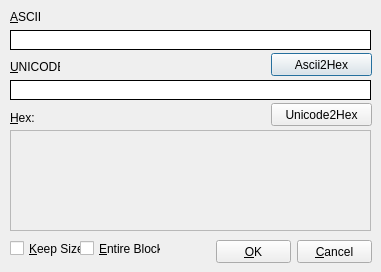
First picture: the form in src/gui/Src/Gui/HexEditDialog.ui, repository x64dbg/x64dbg, before the edit.
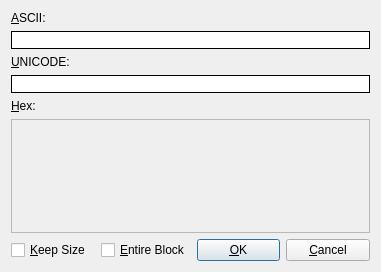
Second picture: the form after the edit. Icons and pictures are not drawn. Custom widgets are drawn as their Qt base class.

Commit message: GUI: removed redundant buttons from HexEditDialog

What changed in the file:
```diff
--- a/src/gui/Src/Gui/HexEditDialog.ui
+++ b/src/gui/Src/Gui/HexEditDialog.ui
@@ -17,205 +17,121 @@
    <iconset resource="../../resource.qrc">
     <normaloff>:/icons/images/document-binary.png</normaloff>:/icons/images/document-binary.png</iconset>
   </property>
-  <widget class="QScrollArea" name="scrollArea">
-   <property name="geometry">
-    <rect>
-     <x>10</x>
-     <y>130</y>
-     <width>361</width>
-     <height>101</height>
-    </rect>
-   </property>
-   <property name="focusPolicy">
-    <enum>Qt::NoFocus</enum>
-   </property>
-   <property name="widgetResizable">
-    <bool>true</bool>
-   </property>
-   <property name="alignment">
-    <set>Qt::AlignCenter</set>
-   </property>
-   <widget class="QWidget" name="scrollAreaWidgetContents">
-    <property name="geometry">
-     <rect>
-      <x>0</x>
-      <y>0</y>
-      <width>359</width>
-      <height>99</height>
-     </rect>
-    </property>
-   </widget>
-  </widget>
-  <widget class="HexLineEdit" name="lineEditUnicode">
-   <property name="geometry">
-    <rect>
-     <x>10</x>
-     <y>80</y>
-     <width>361</width>
-     <height>20</height>
-    </rect>
-   </property>
-   <property name="styleSheet">
-    <string notr="true">QLineEdit {border-style: outset; border-width: 1px; border-color: black}</string>
-   </property>
-   <property name="inputMask">
-    <string/>
-   </property>
-   <property name="maxLength">
-    <number>32767</number>
-   </property>
-   <property name="frame">
-    <bool>false</bool>
-   </property>
-  </widget>
-  <widget class="HexLineEdit" name="lineEditAscii">
-   <property name="geometry">
-    <rect>
-     <x>10</x>
-     <y>30</y>
-     <width>361</width>
-     <height>20</height>
-    </rect>
-   </property>
-   <property name="styleSheet">
-    <string notr="true">QLineEdit {border-style: outset; border-width: 1px; border-color: black}</string>
-   </property>
-   <property name="inputMask">
-    <string/>
-   </property>
-   <property name="maxLength">
-    <number>32767</number>
-   </property>
-   <property name="frame">
-    <bool>false</bool>
-   </property>
-  </widget>
-  <widget class="QLabel" name="labelAscii">
-   <property name="geometry">
-    <rect>
-     <x>10</x>
-     <y>9</y>
-     <width>32</width>
-     <height>16</height>
-    </rect>
-   </property>
-   <property name="text">
-    <string>&amp;ASCII:</string>
-   </property>
-   <property name="buddy">
-    <cstring>lineEditAscii</cstring>
-   </property>
-  </widget>
-  <widget class="QLabel" name="labelUnicode">
-   <property name="geometry">
-    <rect>
-     <x>10</x>
-     <y>59</y>
-     <width>50</width>
-     <height>16</height>
-    </rect>
-   </property>
-   <property name="text">
-    <string>&amp;UNICODE:</string>
-   </property>
-   <property name="buddy">
-    <cstring>lineEditUnicode</cstring>
-   </property>
-  </widget>
-  <widget class="QLabel" name="labelHex">
-   <property name="geometry">
-    <rect>
-     <x>10</x>
-     <y>110</y>
-     <width>31</width>
-     <height>16</height>
-    </rect>
-   </property>
-   <property name="text">
-    <string>&amp;Hex:</string>
-   </property>
-   <property name="buddy">
-    <cstring>scrollArea</cstring>
-   </property>
-  </widget>
-  <widget class="QPushButton" name="btnAscii2Hex">
-   <property name="geometry">
-    <rect>
-     <x>271</x>
-     <y>53</y>
-     <width>101</width>
-     <height>23</height>
-    </rect>
-   </property>
-   <property name="text">
-    <string>Ascii2Hex</string>
-   </property>
-  </widget>
-  <widget class="QPushButton" name="btnUnicode2Hex">
-   <property name="geometry">
-    <rect>
-     <x>271</x>
-     <y>103</y>
-     <width>101</width>
-     <height>23</height>
-    </rect>
-   </property>
-   <property name="text">
-    <string>Unicode2Hex</string>
-   </property>
-  </widget>
-  <widget class="QPushButton" name="btnOk">
-   <property name="geometry">
-    <rect>
-     <x>216</x>
-     <y>240</y>
-     <width>75</width>
-     <height>23</height>
-    </rect>
-   </property>
-   <property name="text">
-    <string>&amp;OK</string>
-   </property>
-  </widget>
-  <widget class="QPushButton" name="btnCancel">
-   <property name="geometry">
-    <rect>
-     <x>297</x>
-     <y>240</y>
-     <width>75</width>
-     <height>23</height>
-    </rect>
-   </property>
-   <property name="text">
-    <string>&amp;Cancel</string>
-   </property>
-  </widget>
-  <widget class="QCheckBox" name="chkKeepSize">
-   <property name="geometry">
-    <rect>
-     <x>10</x>
-     <y>240</y>
-     <width>71</width>
-     <height>17</height>
-    </rect>
-   </property>
-   <property name="text">
-    <string>&amp;Keep Size</string>
-   </property>
-  </widget>
-  <widget class="QCheckBox" name="chkEntireBlock">
-   <property name="geometry">
-    <rect>
-     <x>80</x>
-     <y>240</y>
-     <width>81</width>
-     <height>17</height>
-    </rect>
-   </property>
-   <property name="text">
-    <string>&amp;Entire Block</string>
-   </property>
-  </widget>
+  <layout class="QGridLayout" name="gridLayout">
+   <item row="0" column="0">
+    <widget class="QLabel" name="labelAscii">
+     <property name="text">
+      <string>&amp;ASCII:</string>
+     </property>
+     <property name="buddy">
+      <cstring>lineEditAscii</cstring>
+     </property>
+    </widget>
+   </item>
+   <item row="1" column="0" colspan="4">
+    <widget class="HexLineEdit" name="lineEditAscii">
+     <property name="styleSheet">
+      <string notr="true">QLineEdit {border-style: outset; border-width: 1px; border-color: black}</string>
+     </property>
+     <property name="inputMask">
+      <string/>
+     </property>
+     <property name="maxLength">
+      <number>32767</number>
+     </property>
+     <property name="frame">
+      <bool>false</bool>
+     </property>
+    </widget>
+   </item>
+   <item row="2" column="0">
+    <widget class="QLabel" name="labelUnicode">
+     <property name="text">
+      <string>&amp;UNICODE:</string>
+     </property>
+     <property name="buddy">
+      <cstring>lineEditUnicode</cstring>
+     </property>
+    </widget>
+   </item>
+   <item row="3" column="0" colspan="4">
+    <widget class="HexLineEdit" name="lineEditUnicode">
+     <property name="styleSheet">
+      <string notr="true">QLineEdit {border-style: outset; border-width: 1px; border-color: black}</string>
+     </property>
+     <property name="inputMask">
+      <string/>
+     </property>
+     <property name="maxLength">
+      <number>32767</number>
+     </property>
+     <property name="frame">
+      <bool>false</bool>
+     </property>
+    </widget>
+   </item>
+   <item row="4" column="0">
+    <widget class="QLabel" name="labelHex">
+     <property name="text">
+      <string>&amp;Hex:</string>
+     </property>
+     <property name="buddy">
+      <cstring>scrollArea</cstring>
+     </property>
+    </widget>
+   </item>
+   <item row="5" column="0" colspan="4">
+    <widget class="QScrollArea" name="scrollArea">
+     <property name="focusPolicy">
+      <enum>Qt::NoFocus</enum>
+     </property>
+     <property name="widgetResizable">
+      <bool>true</bool>
+     </property>
+     <property name="alignment">
+      <set>Qt::AlignCenter</set>
+     </property>
+     <widget class="QWidget" name="scrollAreaWidgetContents">
+      <property name="geometry">
+       <rect>
+        <x>0</x>
+        <y>0</y>
+        <width>361</width>
+        <height>118</height>
+       </rect>
+      </property>
+     </widget>
+    </widget>
+   </item>
+   <item row="6" column="0">
+    <widget class="QCheckBox" name="chkKeepSize">
+     <property name="text">
+      <string>&amp;Keep Size</string>
+     </property>
+    </widget>
+   </item>
+   <item row="6" column="1">
+    <widget class="QCheckBox" name="chkEntireBlock">
+     <property name="text">
+      <string>&amp;Entire Block</string>
+     </property>
+    </widget>
+   </item>
+   <item row="6" column="2">
+    <widget class="QPushButton" name="btnOk">
+     <property name="text">
+      <string>&amp;OK</string>
+     </property>
+    </widget>
+   </item>
+   <item row="6" column="3">
+    <widget class="QPushButton" name="btnCancel">
+     <property name="text">
+      <string>&amp;Cancel</string>
+     </property>
+    </widget>
+   </item>
+  </layout>
  </widget>
  <customwidgets>
   <customwidget>
```
Left out of the diff: 2 changed lines with no effect on the pictures. The commit also changes 2 other files.
